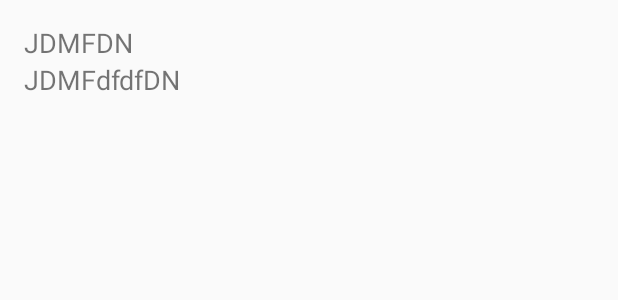
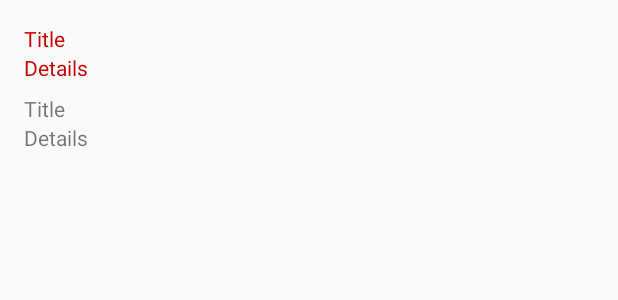
Before and after one commit to MikhailSkiyAtWork/Lab_127, an Android app: the layout activity_main.xml on its own in the app's theme, with its tools: preview values and no code run, on a phone screen of 412 x 824 dp. Shown: the top 300 px of the screen. Run offline under Robolectric (Android 15) with nearby library versions, the phone set to English and light mode, and no system bars.

Commit message:
[custom_view] created custom view dynamicaly

```diff
--- a/app/src/main/java/com/example/admin/lab_127/CustomHeader.java
+++ b/app/src/main/java/com/example/admin/lab_127/CustomHeader.java
@@ -3,6 +3,7 @@ package com.example.admin.lab_127;
 import android.content.Context;
 import android.content.res.TypedArray;
 import android.graphics.Canvas;
+import android.graphics.Color;
 import android.util.AttributeSet;
 import android.view.MotionEvent;
 import android.view.View;
@@ -77,9 +78,24 @@ public class CustomHeader extends LinearLayout {
     }
 
     private void init(AttributeSet attributeSet, int defStyle) {
-        View view = inflate(getContext(), R.layout.custom_view, null);
-        titleTextView_ = (TextView) view.findViewById(R.id.tv1);
-        detailsTextView_ = (TextView) view.findViewById(R.id.tv2);
-        addView(view);
+        //View view = inflate(getContext(), R.layout.custom_view, null);
+
+        LinearLayout linearLayout = new LinearLayout(getContext());
+        linearLayout.setOrientation(LinearLayout.VERTICAL);
+
+        titleTextView_ = new TextView(getContext());
+        titleTextView_.setText(R.string.title);
+        titleTextView_.setTextColor(Color.rgb(200, 0, 0));
+       // titleTextView_.setPadding(R.dimen.padding_left_for_text,0,0,0);
+
+
+        detailsTextView_ = new TextView(getContext());
+        detailsTextView_.setText(R.string.details);
+        detailsTextView_.setTextColor(Color.rgb(200, 0, 0));
+       // detailsTextView_.setPadding(R.dimen.padding_left_for_text,0,0,0);
+
+        addView(linearLayout);
+        linearLayout.addView(titleTextView_);
+        linearLayout.addView(detailsTextView_);
     }
 }
--- a/app/src/main/java/com/example/admin/lab_127/CustomListItem.java
+++ b/app/src/main/java/com/example/admin/lab_127/CustomListItem.java
@@ -2,11 +2,13 @@ package com.example.admin.lab_127;
 
 import android.content.Context;
 import android.graphics.Bitmap;
+import android.graphics.BitmapFactory;
 import android.graphics.drawable.Drawable;
 import android.util.AttributeSet;
 import android.view.View;
 import android.widget.ImageView;
 import android.widget.LinearLayout;
+import android.widget.ListView;
 import android.widget.TextView;
 
 import org.w3c.dom.Text;
@@ -14,12 +16,12 @@ import org.w3c.dom.Text;
 /**
  * Created by Mikhail Valuyskiy on 22.06.2015.
  */
-public class CustomListItem extends LinearLayout {
+public class CustomListItem extends LinearLayout{
 
     //region Private fields
     private TextView listItemTitle_;
     private TextView listItemDetails_;
-    private Bitmap listItemImage_;
+    private ImageView listItemImage_;
     //endregion
 
     //region Public constructors
@@ -56,17 +58,26 @@ public class CustomListItem extends LinearLayout {
         return listItemDetails_.getText().toString();
     }
 
-    public void setListItemImage(Bitmap image) {
-        this.listItemImage_= image;
-    }
+
     //endregion
 
     private void init(AttributeSet attributeSet, int defStyle) {
-        View view = inflate(getContext(), R.layout.custom_list_item, null);
-        listItemTitle_ = (TextView) view.findViewById(R.id.list_item_title);
-        listItemDetails_ = (TextView) view.findViewById(R.id.list_item_details);
-       // listItemImage_ = (Bitmap) view.findViewById(R.id.list_item_image_view);
-        addView(view);
+        LinearLayout linearLayout = new LinearLayout(getContext());
+        linearLayout.setOrientation(LinearLayout.VERTICAL);
+        linearLayout.setPadding(0, 70, 0, 0);
+        listItemTitle_ = new TextView(getContext());
+        listItemTitle_.setText("Title");
+
+        listItemDetails_  = new TextView(getContext());
+        listItemDetails_.setText("Details");
+
+        listItemImage_ = new ImageView(getContext());
+        listItemImage_.setImageBitmap(BitmapFactory.decodeResource(getResources(), R.mipmap.clear));
+
+        addView(linearLayout);
+        linearLayout.addView(listItemTitle_);
+        linearLayout.addView(listItemDetails_);
+
+
     }
-
 }
--- a/app/src/main/res/layout/activity_main.xml
+++ b/app/src/main/res/layout/activity_main.xml
@@ -10,19 +10,16 @@
     android:paddingBottom="@dimen/activity_vertical_margin"
     tools:context=".MainActivity">
 
-
     <com.example.admin.lab_127.CustomHeader
         android:id="@+id/custom_view"
         android:layout_width = "wrap_content"
         android:layout_height="wrap_content"
         />
 
-    <ListView
-        android:id="@+id/list_view"
-        android:layout_width="fill_parent"
+    <com.example.admin.lab_127.CustomListItem
+        android:id="@+id/custom_vie2w"
+        android:layout_width = "wrap_content"
         android:layout_height="wrap_content"
-        android:paddingTop="70dp"/>
-
-
+        />
 
 </RelativeLayout>
--- a/app/src/main/res/values/dimens.xml
+++ b/app/src/main/res/values/dimens.xml
@@ -5,9 +5,7 @@
 
 
     <!-- Common values for list item layout -->
-    <dimen name="common_padding_left_for_list">30dp</dimen>
-    <dimen name="common_padding_top_for_list">10dp</dimen>
-    <dimen name="common_width_for_list">25dp</dimen>
-    <dimen name="common_height_for_list">25dp</dimen>
+    <dimen name="padding_left_for_image">16dp</dimen>
+    <dimen name="padding_left_for_text">16dp</dimen>
 
 </resources>
--- a/app/src/main/res/values/strings.xml
+++ b/app/src/main/res/values/strings.xml
@@ -5,6 +5,6 @@
     <string name="action_settings">Settings</string>
 
     <string name="title">Title</string>
-    <string name="description">Description</string>
+    <string name="details">Details</string>
 
 </resources>
```
Also changed, not shown: app/src/main/java/com/example/admin/lab_127/ItemAdapter.java (+5 -5 lines), app/src/main/java/com/example/admin/lab_127/MainActivity.java (+36 -7 lines), app/src/main/java/com/example/admin/lab_127/data/ItemInfo.java (+9 -3 lines), app/src/main/res/layout/custom_item.xml (deleted, +0 -35 lines), app/src/main/res/layout/custom_list_item.xml (+12 -5 lines), app/src/main/res/layout/list_item.xml (added, +7 -0 lines), app/src/main/res/mipmap-hdpi/clear.png (added).
